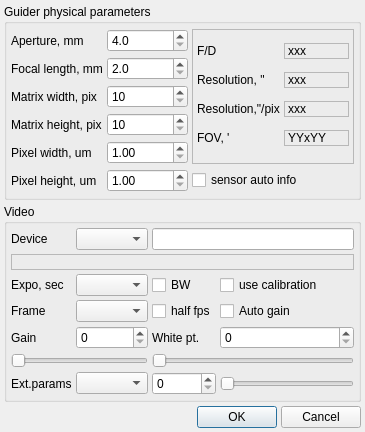
Old version of the form lin_guider/ui/setup_video.ui in the repository rumengb/lin_guider.
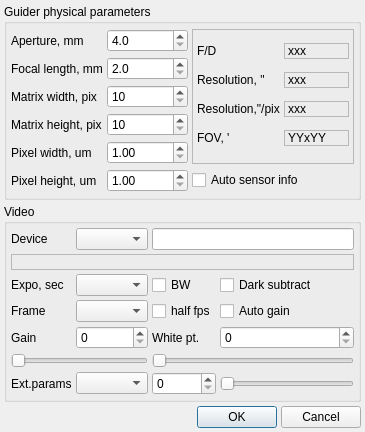
New version of the form.

```diff
--- a/lin_guider/ui/setup_video.ui
+++ b/lin_guider/ui/setup_video.ui
@@ -127,7 +127,7 @@
       <item row="2" column="3">
        <widget class="QCheckBox" name="checkBox_UseCalibration">
         <property name="text">
-         <string>use calibration</string>
+         <string>Dark subtract</string>
         </property>
        </widget>
       </item>
@@ -490,7 +490,7 @@
       <item row="5" column="2" colspan="2">
        <widget class="QCheckBox" name="checkBox_AutoSensorInfo">
         <property name="text">
-         <string>sensor auto info</string>
+         <string>Auto sensor info</string>
         </property>
        </widget>
       </item>
```
